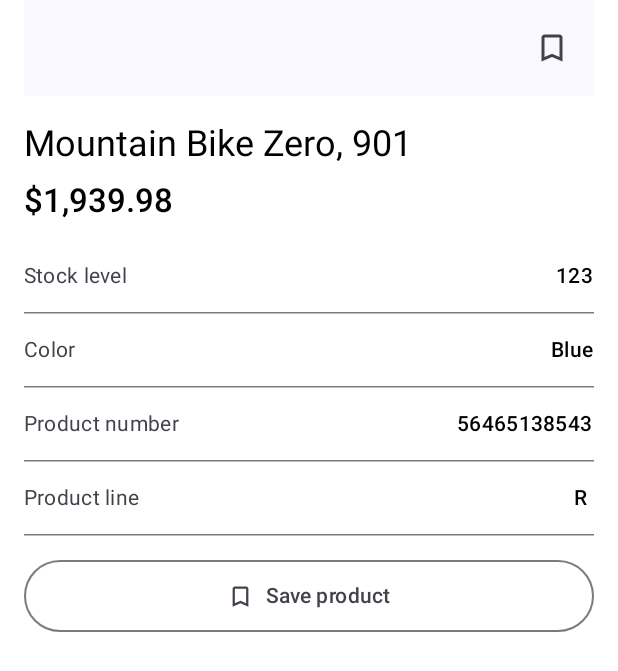
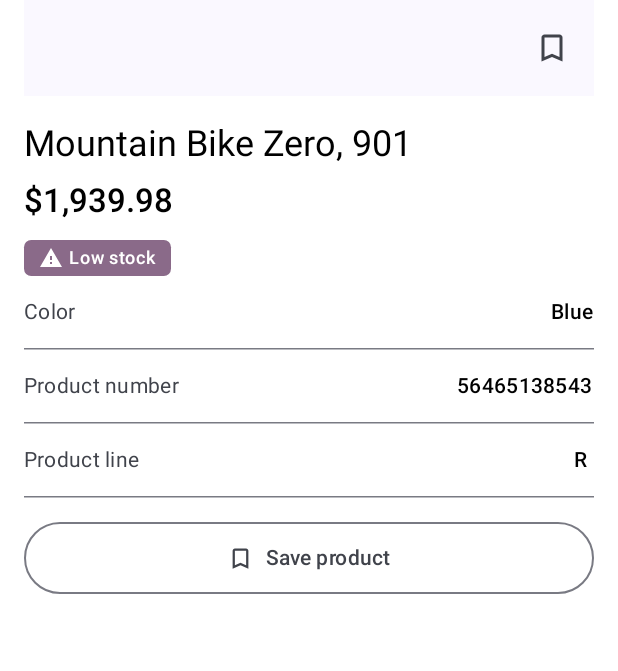
Before and after one commit to john04213/AndroidCapstone, an Android app built with Jetpack Compose: the @Preview function ProductDetailsPreview, on a phone screen of 412 x 824 dp. Shown: the top 671 px of the screen. Run offline under Robolectric (Android 15) with nearby library versions, the phone set to English and light mode, and no system bars; pictures from the network do not load.

Commit message:
Show availability as a tag instead of stock numbers
- Add Availability (in stock, low stock, out of stock, unknown), low stock is 200 or fewer
- AvailabilityBadge: a tag with icon and color for each state
- Use the badge on the product list card and product details
- Remove the stock level number from product details

```diff
--- a/app/src/main/java/com/pnc/customercompanion/core/CustomerCompanionDashboard.kt
+++ b/app/src/main/java/com/pnc/customercompanion/core/CustomerCompanionDashboard.kt
@@ -33,6 +33,8 @@ import androidx.compose.ui.unit.dp
 import androidx.hilt.lifecycle.viewmodel.compose.hiltViewModel
 import androidx.lifecycle.compose.collectAsStateWithLifecycle
 import com.pnc.customercompanion.core.ui.base64ToBitmap
+import com.pnc.customercompanion.features.products.domain.availability
+import com.pnc.customercompanion.features.products.presentation.composables.AvailabilityBadge
 import java.text.NumberFormat
 import java.util.Locale
 
--- a/app/src/main/java/com/pnc/customercompanion/features/catalog/domain/Availability.kt
+++ /dev/null
@@ -1,3 +0,0 @@
-package com.pnc.customercompanion.features.catalog.domain
-
-// TODO: The single place that turns stock numbers into In Stock / Low Stock / Unavailable / Unknown (feature 6).
--- /dev/null
+++ b/app/src/main/java/com/pnc/customercompanion/features/products/domain/Availability.kt
@@ -0,0 +1,29 @@
+package com.pnc.customercompanion.features.products.domain
+
+import com.pnc.customercompanion.core.error.LoadFailure
+import kotlinx.serialization.SerializationException
+import retrofit2.HttpException
+import java.io.IOException
+import java.net.SocketTimeoutException
+import java.time.format.DateTimeParseException
+
+enum class Availability {
+    IN_STOCK,
+    LOW_STOCK,
+    OUT_OF_STOCK,
+    UNKNOWN }
+
+const val LOW_STOCK_THRESHOLD = 200
+
+
+fun toLoadAvailability(stockLevel: Int?): Availability {
+    return when{
+        stockLevel == null || stockLevel < 0 -> Availability.UNKNOWN
+        stockLevel == 0 -> Availability.OUT_OF_STOCK
+        stockLevel <= LOW_STOCK_THRESHOLD -> Availability.LOW_STOCK
+        else -> Availability.IN_STOCK
+    }
+}
+
+fun Product.availability(): Availability = toLoadAvailability(stockLevel)
+fun ProductItem.availability(): Availability = toLoadAvailability(stockLevel)
--- /dev/null
+++ b/app/src/main/java/com/pnc/customercompanion/features/products/presentation/composables/AvailabilityBadge.kt
@@ -0,0 +1,47 @@
+package com.pnc.customercompanion.features.products.presentation.composables
+
+import androidx.compose.foundation.layout.Row
+import androidx.compose.foundation.layout.Spacer
+import androidx.compose.foundation.layout.padding
+import androidx.compose.foundation.layout.size
+import androidx.compose.foundation.layout.width
+import androidx.compose.foundation.shape.RoundedCornerShape
+import androidx.compose.material.icons.Icons
+import androidx.compose.material.icons.filled.Block
+import androidx.compose.material.icons.filled.CheckCircle
+import androidx.compose.material.icons.filled.Info
+import androidx.compose.material.icons.filled.Warning
+import androidx.compose.material3.Icon
+import androidx.compose.material3.MaterialTheme
+import androidx.compose.material3.Surface
+import androidx.compose.material3.Text
+import androidx.compose.runtime.Composable
+import androidx.compose.ui.Alignment
+import androidx.compose.ui.Modifier
+import androidx.compose.ui.unit.dp
+import com.pnc.customercompanion.features.products.domain.Availability
+
+
+@Composable
+fun AvailabilityBadge(availability: Availability) {
+        val (icon, color) = when (availability) {
+            Availability.IN_STOCK -> Icons.Filled.CheckCircle to MaterialTheme.colorScheme.primaryContainer
+            Availability.LOW_STOCK -> Icons.Filled.Warning to MaterialTheme.colorScheme.tertiaryContainer
+            Availability.OUT_OF_STOCK -> Icons.Filled.Block to MaterialTheme.colorScheme.errorContainer
+            Availability.UNKNOWN -> Icons.Filled.Info to MaterialTheme.colorScheme.surfaceVariant
+        }
+
+        Surface(
+            shape = RoundedCornerShape(20),
+            color = color
+        ) {
+            Row(
+                modifier = Modifier.padding(horizontal = 10.dp, vertical = 4.dp),
+                verticalAlignment = Alignment.CenterVertically
+            ) {
+                Icon(icon, contentDescription = null, modifier = Modifier.size(16.dp))
+                Spacer(Modifier.width(4.dp))
+                Text(availabilityLabel(availability), style = MaterialTheme.typography.labelMedium)
+            }
+        }
+    }
--- /dev/null
+++ b/app/src/main/java/com/pnc/customercompanion/features/products/presentation/composables/AvailabilityLabel.kt
@@ -0,0 +1,12 @@
+package com.pnc.customercompanion.features.products.presentation.composables
+
+import com.pnc.customercompanion.features.products.domain.Availability
+
+fun availabilityLabel(availability: Availability): String {
+    return when (availability) {
+        Availability.IN_STOCK -> "In stock"
+        Availability.LOW_STOCK -> "Low stock"
+        Availability.OUT_OF_STOCK -> "Out of stock"
+        Availability.UNKNOWN -> "Availability unknown"
+    }
+}
--- a/app/src/main/java/com/pnc/customercompanion/features/products/presentation/composables/ProductCard.kt
+++ b/app/src/main/java/com/pnc/customercompanion/features/products/presentation/composables/ProductCard.kt
@@ -1,7 +1,9 @@
 package com.pnc.customercompanion.features.products.presentation.composables
 
 import androidx.compose.foundation.layout.Column
+import androidx.compose.foundation.layout.Spacer
 import androidx.compose.foundation.layout.fillMaxWidth
+import androidx.compose.foundation.layout.height
 import androidx.compose.foundation.layout.padding
 import androidx.compose.material3.Card
 import androidx.compose.material3.MaterialTheme
@@ -10,6 +12,7 @@ import androidx.compose.runtime.Composable
 import androidx.compose.ui.Modifier
 import androidx.compose.ui.unit.dp
 import com.pnc.customercompanion.features.products.domain.Product
+import com.pnc.customercompanion.features.products.domain.availability
 import java.text.NumberFormat
 import java.util.Locale
 
@@ -35,6 +38,8 @@ fun ProductCard(
                 text = "${product.productNumber} · ${usdFormat.format(product.listPrice)}",
                 style = MaterialTheme.typography.bodyMedium
             )
+            Spacer(modifier = Modifier.height(8.dp))
+            AvailabilityBadge(product.availability())
         }
     }
 }
--- a/app/src/main/java/com/pnc/customercompanion/features/products/presentation/composables/ProductDetailsContent.kt
+++ b/app/src/main/java/com/pnc/customercompanion/features/products/presentation/composables/ProductDetailsContent.kt
@@ -33,6 +33,7 @@ import androidx.compose.ui.unit.dp
 import coil3.compose.AsyncImage
 import com.pnc.customercompanion.ui.theme.AndroidCapstoneTheme
 import com.pnc.customercompanion.features.products.domain.ProductItem
+import com.pnc.customercompanion.features.products.domain.availability
 import java.text.NumberFormat
 import java.util.Locale
 
@@ -106,25 +107,9 @@ fun ProductDetailsContent(
         )
         Spacer(Modifier.height(12.dp))
 
+        AvailabilityBadge(product.availability())
+
         Column {
-            Row(
-                modifier = Modifier
-                    .fillMaxWidth()
-                    .padding(vertical = 14.dp),
-                horizontalArrangement = Arrangement.SpaceBetween
-            ) {
-                Text(
-                    "Stock level",
-                    style = MaterialTheme.typography.bodyMedium,
-                    color = MaterialTheme.colorScheme.onSurfaceVariant
-                )
-                Text(
-                    "${product.stockLevel}",
-                    style = MaterialTheme.typography.bodyMedium,
-                    fontWeight = FontWeight.Medium
-                )
-            }
-            HorizontalDivider(color = MaterialTheme.colorScheme.outlineVariant)
             Row(
                 modifier = Modifier
                     .fillMaxWidth()
```
